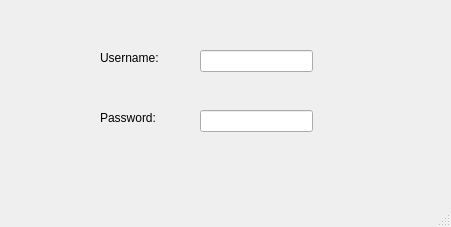
First picture: the form in ShadowStream/loginui.ui, repository Aarib-A/CPSC-462-SHADOW-STREAM, before the edit.
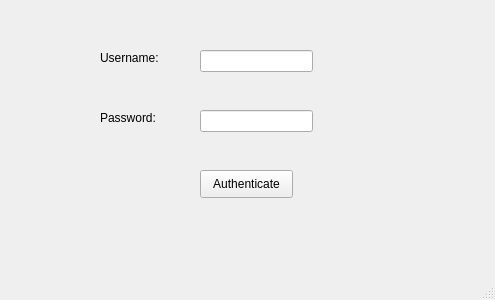
Second picture: the form after the edit.

What changed in the file:
```diff
--- a/ShadowStream/loginui.ui
+++ b/ShadowStream/loginui.ui
@@ -6,8 +6,8 @@
    <rect>
     <x>0</x>
     <y>0</y>
-    <width>451</width>
-    <height>227</height>
+    <width>495</width>
+    <height>300</height>
    </rect>
   </property>
   <property name="windowTitle">
@@ -60,6 +60,19 @@
      </rect>
     </property>
    </widget>
+   <widget class="QPushButton" name="AuthenticatBUTTON">
+    <property name="geometry">
+     <rect>
+      <x>200</x>
+      <y>170</y>
+      <width>93</width>
+      <height>28</height>
+     </rect>
+    </property>
+    <property name="text">
+     <string>Authenticate</string>
+    </property>
+   </widget>
   </widget>
   <widget class="QStatusBar" name="statusbar"/>
   <widget class="QMenuBar" name="menubar">
```
Left out of the diff: 6 changed lines with no effect on the pictures.
